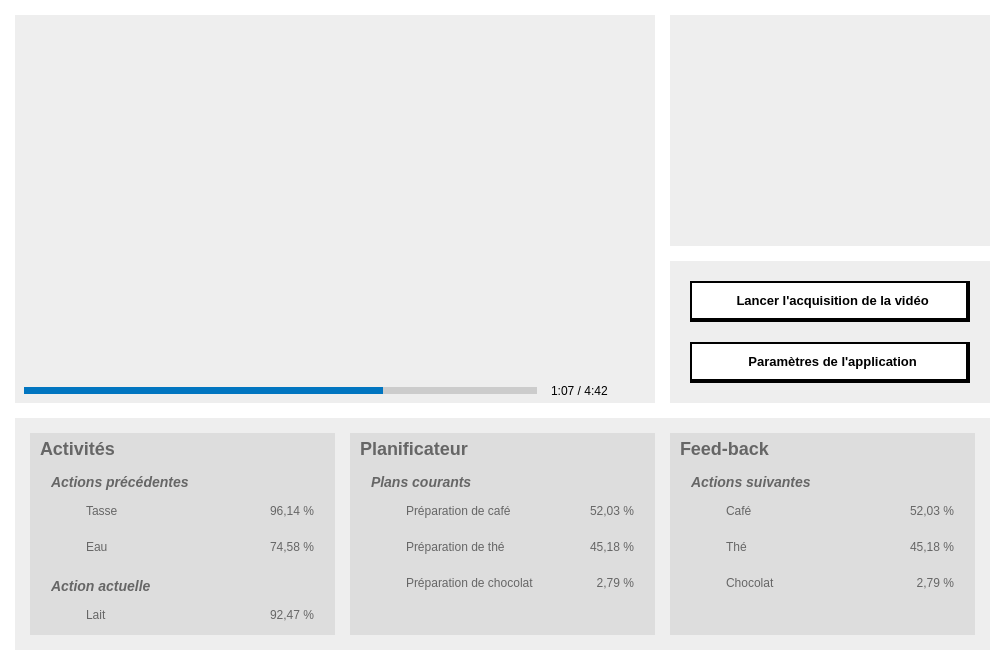
MathGravel/ImageRec, file src/fenetreprincipale.ui: the form before one commit.
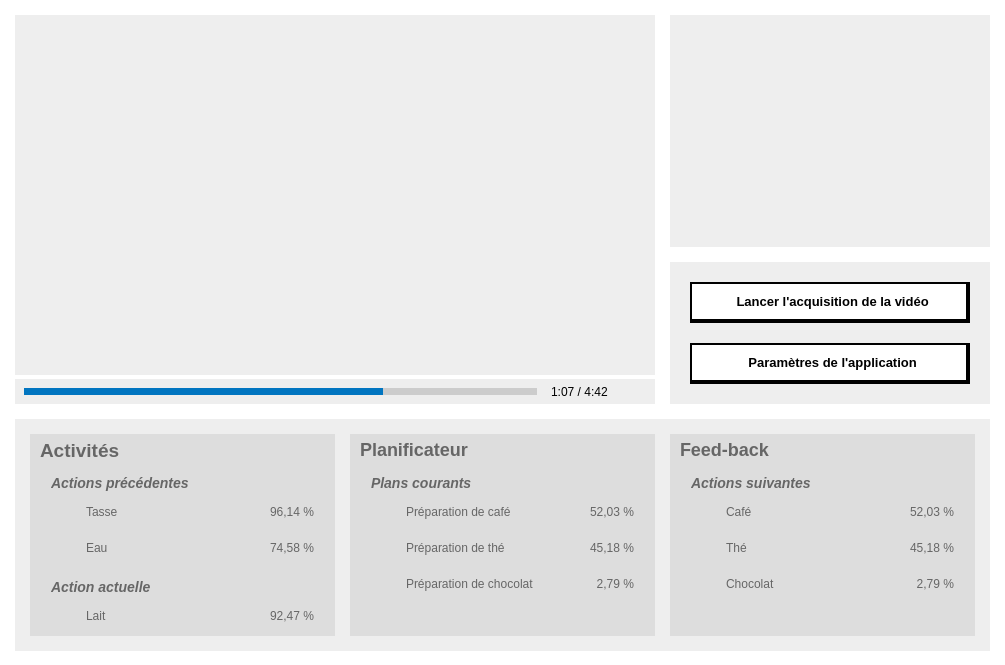
The form after the commit. Icons and pictures are not drawn. Custom widgets are drawn as their Qt base class.

Diff of the .ui file:
```diff
--- a/src/fenetreprincipale.ui
+++ b/src/fenetreprincipale.ui
@@ -47,10 +47,9 @@
      <number>15</number>
     </property>
     <item row="0" column="0" rowspan="2">
-     <widget class="Frame" name="video">
+     <widget class="QFrame" name="video">
       <property name="styleSheet">
        <string notr="true">background-color: #ffffff;
-/*border: 0px solid #666666;*/
 border: none;</string>
       </property>
       <property name="frameShape">
@@ -72,11 +71,14 @@
        <property name="bottomMargin">
         <number>0</number>
        </property>
-       <property name="spacing">
+       <property name="horizontalSpacing">
         <number>0</number>
        </property>
+       <property name="verticalSpacing">
+        <number>5</number>
+       </property>
        <item row="0" column="0">
-        <widget class="Video" name="media">
+        <widget class="QFrame" name="media">
          <property name="minimumSize">
           <size>
            <width>640</width>
@@ -114,8 +116,7 @@
          </property>
          <property name="styleSheet">
           <string notr="true">background-color: #eee;
-border: none;
-/*border-top: 0px solid #666666;*/</string>
+border: none;</string>
          </property>
          <property name="frameShape">
           <enum>QFrame::StyledPanel</enum>
@@ -172,6 +173,18 @@
           </item>
           <item>
            <widget class="QPushButton" name="pleinEcran">
+            <property name="sizePolicy">
+             <sizepolicy hsizetype="Minimum" vsizetype="Minimum">
+              <horstretch>0</horstretch>
+              <verstretch>0</verstretch>
+             </sizepolicy>
+            </property>
+            <property name="minimumSize">
+             <size>
+              <width>16</width>
+              <height>16</height>
+             </size>
+            </property>
             <property name="cursor">
              <cursorShape>PointingHandCursor</cursorShape>
             </property>
@@ -595,12 +608,18 @@
             <property name="maximumSize">
              <size>
               <width>16777215</width>
-              <height>20</height>
+              <height>16777215</height>
              </size>
             </property>
+            <property name="font">
+             <font>
+              <pointsize>14</pointsize>
+              <weight>75</weight>
+              <bold>true</bold>
+             </font>
+            </property>
             <property name="styleSheet">
-             <string notr="true">font-size: 18px;
-font-weight: bold;</string>
+             <string notr="true"/>
             </property>
             <property name="text">
              <string>Activités</string>
@@ -703,8 +722,8 @@
                   </property>
                   <property name="maximumSize">
                    <size>
-                    <width>60</width>
-                    <height>20</height>
+                    <width>16777215</width>
+                    <height>16777215</height>
                    </size>
                   </property>
                   <property name="text">
@@ -787,8 +806,8 @@
                   </property>
                   <property name="maximumSize">
                    <size>
-                    <width>60</width>
-                    <height>20</height>
+                    <width>16777215</width>
+                    <height>16777215</height>
                    </size>
                   </property>
                   <property name="text">
@@ -898,8 +917,8 @@
                   </property>
                   <property name="maximumSize">
                    <size>
-                    <width>60</width>
-                    <height>20</height>
+                    <width>16777215</width>
+                    <height>16777215</height>
                    </size>
                   </property>
                   <property name="text">
@@ -977,7 +996,7 @@
             <property name="maximumSize">
              <size>
               <width>16777215</width>
-              <height>20</height>
+              <height>16777215</height>
              </size>
             </property>
             <property name="styleSheet">
@@ -1085,8 +1104,8 @@
                   </property>
                   <property name="maximumSize">
                    <size>
-                    <width>60</width>
-                    <height>20</height>
+                    <width>16777215</width>
+                    <height>16777215</height>
                    </size>
                   </property>
                   <property name="text">
@@ -1169,8 +1188,8 @@
                   </property>
                   <property name="maximumSize">
                    <size>
-                    <width>60</width>
-                    <height>20</height>
+                    <width>16777215</width>
+                    <height>16777215</height>
                    </size>
                   </property>
                   <property name="text">
@@ -1253,8 +1272,8 @@
                   </property>
                   <property name="maximumSize">
                    <size>
-                    <width>60</width>
-                    <height>20</height>
+                    <width>16777215</width>
+                    <height>16777215</height>
                    </size>
                   </property>
                   <property name="text">
@@ -1332,7 +1351,7 @@
             <property name="maximumSize">
              <size>
               <width>16777215</width>
-              <height>20</height>
+              <height>16777215</height>
              </size>
             </property>
             <property name="styleSheet">
@@ -1443,8 +1462,8 @@
                   </property>
                   <property name="maximumSize">
                    <size>
-                    <width>60</width>
-                    <height>20</height>
+                    <width>16777215</width>
+                    <height>16777215</height>
                    </size>
                   </property>
                   <property name="text">
@@ -1527,8 +1546,8 @@
                   </property>
                   <property name="maximumSize">
                    <size>
-                    <width>60</width>
-                    <height>20</height>
+                    <width>16777215</width>
+                    <height>16777215</height>
                    </size>
                   </property>
                   <property name="text">
@@ -1611,8 +1630,8 @@
                   </property>
                   <property name="maximumSize">
                    <size>
-                    <width>60</width>
-                    <height>20</height>
+                    <width>16777215</width>
+                    <height>16777215</height>
                    </size>
                   </property>
                   <property name="text">
@@ -1662,18 +1681,9 @@
    <class>Button</class>
    <extends>QPushButton</extends>
    <header>button.h</header>
-  </customwidget>
-  <customwidget>
-   <class>Frame</class>
-   <extends>QFrame</extends>
-   <header>frame.h</header>
-   <container>1</container>
-  </customwidget>
-  <customwidget>
-   <class>Video</class>
-   <extends>QFrame</extends>
-   <header>video.h</header>
-   <container>1</container>
+   <slots>
+    <slot>ouvrirFenetreOptions()</slot>
+   </slots>
   </customwidget>
  </customwidgets>
  <resources>
```
Left out of the diff: 2 changed lines with no effect on the pictures.
